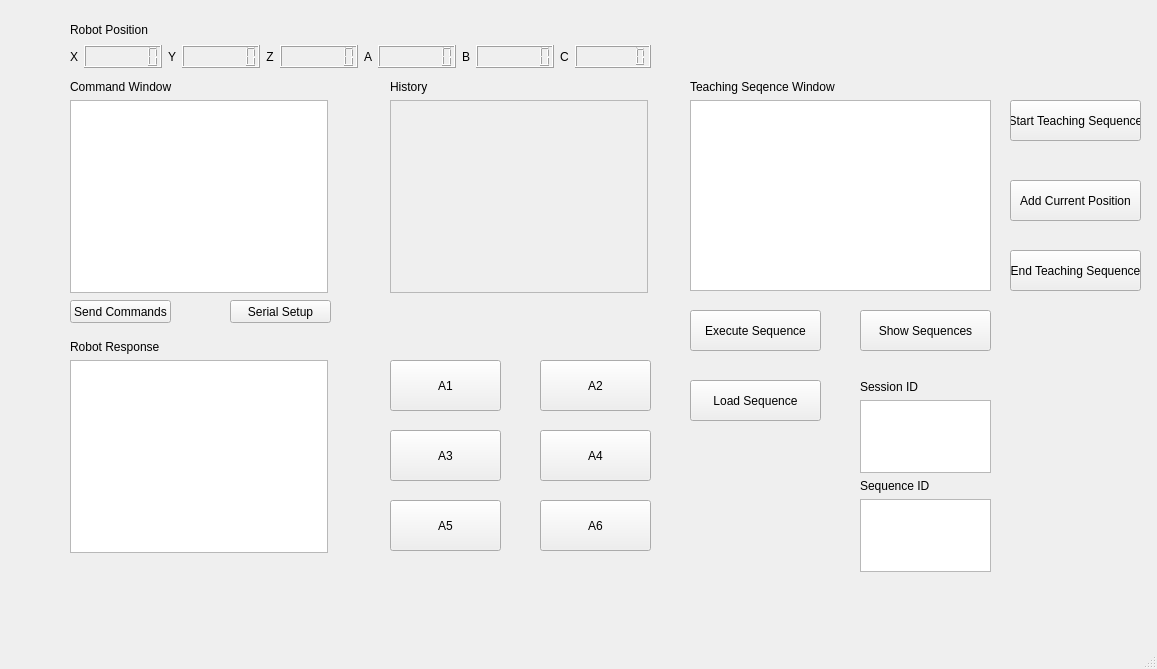
Before: the Qt Designer form RobotCmdGui.ui in Athanasios12/robotApp, drawn with Qt 5.
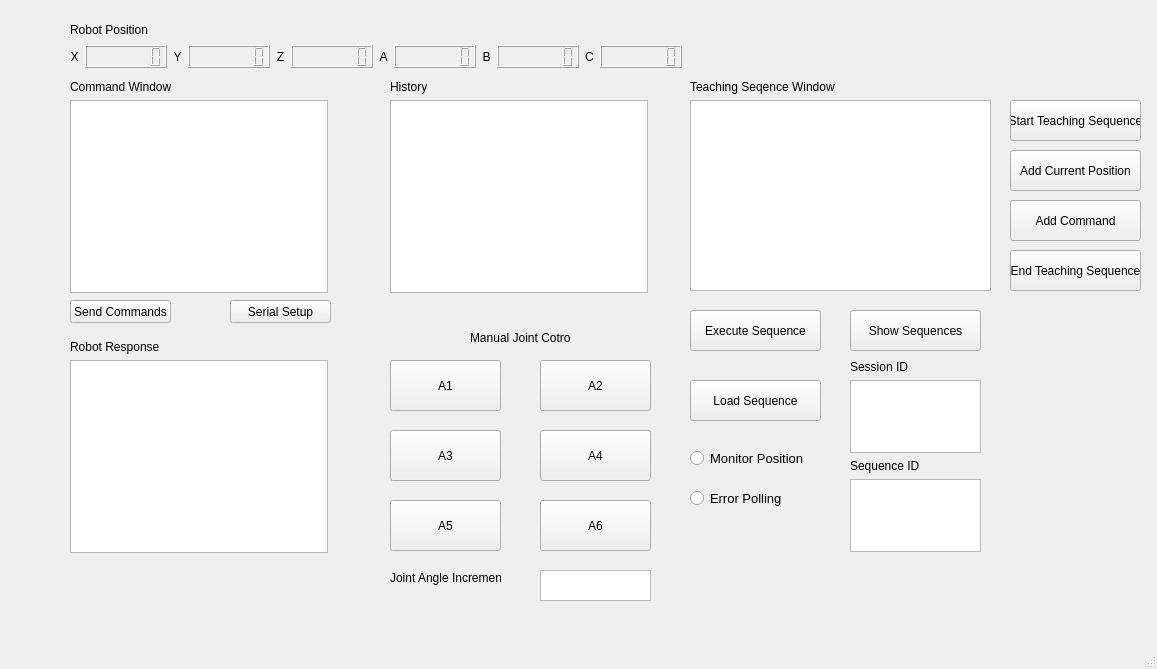
After: the same form once the commit is applied.

What changed in the file:
```diff
--- a/RobotCmdGui.ui
+++ b/RobotCmdGui.ui
@@ -34,7 +34,7 @@
      <item>
       <widget class="QTextBrowser" name="txCmdHistory">
        <property name="enabled">
-        <bool>false</bool>
+        <bool>true</bool>
        </property>
       </widget>
      </item>
@@ -140,7 +140,7 @@
     <property name="geometry">
      <rect>
       <x>1010</x>
-      <y>180</y>
+      <y>150</y>
       <width>131</width>
       <height>41</height>
      </rect>
@@ -178,7 +178,7 @@
    <widget class="QPushButton" name="btnShowSequence">
     <property name="geometry">
      <rect>
-      <x>860</x>
+      <x>850</x>
       <y>310</y>
       <width>131</width>
       <height>41</height>
@@ -193,7 +193,7 @@
      <rect>
       <x>70</x>
       <y>20</y>
-      <width>581</width>
+      <width>612</width>
       <height>48</height>
      </rect>
     </property>
@@ -340,8 +340,8 @@
    <widget class="QWidget" name="layoutWidget">
     <property name="geometry">
      <rect>
-      <x>860</x>
-      <y>380</y>
+      <x>850</x>
+      <y>360</y>
       <width>131</width>
       <height>192</height>
      </rect>
@@ -477,6 +477,91 @@
      <string>A6</string>
     </property>
    </widget>
+   <widget class="QPushButton" name="btnAddCommand">
+    <property name="geometry">
+     <rect>
+      <x>1010</x>
+      <y>200</y>
+      <width>131</width>
+      <height>41</height>
+     </rect>
+    </property>
+    <property name="text">
+     <string>Add Command</string>
+    </property>
+   </widget>
+   <widget class="QLabel" name="label_14">
+    <property name="geometry">
+     <rect>
+      <x>470</x>
+      <y>330</y>
+      <width>101</width>
+      <height>16</height>
+     </rect>
+    </property>
+    <property name="text">
+     <string>Manual Joint Cotrol</string>
+    </property>
+   </widget>
+   <widget class="QTextEdit" name="etJointAngle">
+    <property name="geometry">
+     <rect>
+      <x>540</x>
+      <y>570</y>
+      <width>111</width>
+      <height>31</height>
+     </rect>
+    </property>
+   </widget>
+   <widget class="QLabel" name="label_15">
+    <property name="geometry">
+     <rect>
+      <x>390</x>
+      <y>570</y>
+      <width>111</width>
+      <height>16</height>
+     </rect>
+    </property>
+    <property name="text">
+     <string>Joint Angle Increment</string>
+    </property>
+   </widget>
+   <widget class="QRadioButton" name="rbMonitorPosition">
+    <property name="geometry">
+     <rect>
+      <x>690</x>
+      <y>450</y>
+      <width>121</width>
+      <height>17</height>
+     </rect>
+    </property>
+    <property name="font">
+     <font>
+      <pointsize>10</pointsize>
+     </font>
+    </property>
+    <property name="text">
+     <string>Monitor Position</string>
+    </property>
+   </widget>
+   <widget class="QRadioButton" name="rbErrorPolling">
+    <property name="geometry">
+     <rect>
+      <x>690</x>
+      <y>490</y>
+      <width>101</width>
+      <height>17</height>
+     </rect>
+    </property>
+    <property name="font">
+     <font>
+      <pointsize>10</pointsize>
+     </font>
+    </property>
+    <property name="text">
+     <string>Error Polling</string>
+    </property>
+   </widget>
    <zorder>btnAxis5</zorder>
    <zorder>btnAxis1</zorder>
    <zorder>btnAxis2</zorder>
@@ -497,6 +582,12 @@
    <zorder>btnAxis4</zorder>
    <zorder>btnExecuteSequence</zorder>
    <zorder>btnShowSequence</zorder>
+   <zorder>btnAddCommand</zorder>
+   <zorder>label_14</zorder>
+   <zorder>etJointAngle</zorder>
+   <zorder>label_15</zorder>
+   <zorder>rbMonitorPosition</zorder>
+   <zorder>rbErrorPolling</zorder>
   </widget>
   <widget class="QMenuBar" name="menubar">
    <property name="geometry">
```
